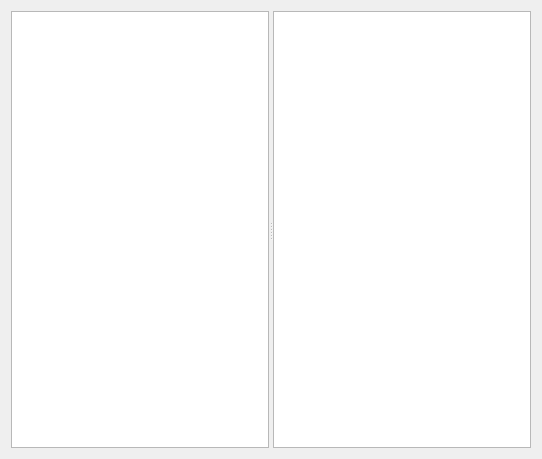
The window that kgui/hubwidget.ui (maciekgajewski/rufusdc) describes before a commit, drawn with Qt 5.
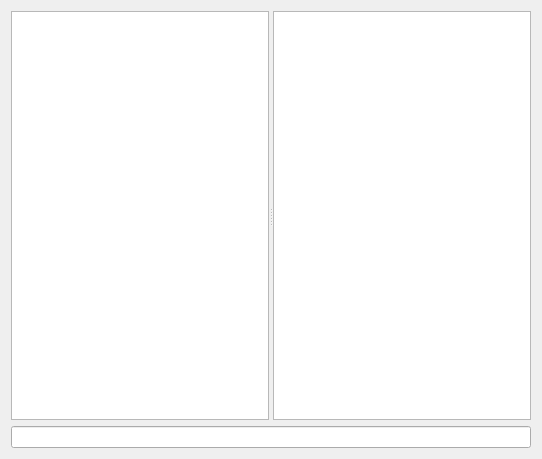
The same window after the commit. Custom widgets are drawn as their Qt base class.

The edit to the form file:
```diff
--- a/kgui/hubwidget.ui
+++ b/kgui/hubwidget.ui
@@ -19,8 +19,10 @@
       <enum>Qt::Horizontal</enum>
      </property>
      <widget class="KTextBrowser" name="pChat" >
-      <property name="lineWrapMode" >
-       <enum>QTextEdit::NoWrap</enum>
+      <property name="font" >
+       <font>
+        <pointsize>7</pointsize>
+       </font>
       </property>
      </widget>
      <widget class="QTreeView" name="pUsers" >
@@ -33,9 +35,17 @@
      </widget>
     </widget>
    </item>
+   <item>
+    <widget class="KLineEdit" name="pChatInput" />
+   </item>
   </layout>
  </widget>
  <customwidgets>
+  <customwidget>
+   <class>KLineEdit</class>
+   <extends>QLineEdit</extends>
+   <header>klineedit.h</header>
+  </customwidget>
   <customwidget>
    <class>KTextBrowser</class>
    <extends>QTextBrowser</extends>
```
